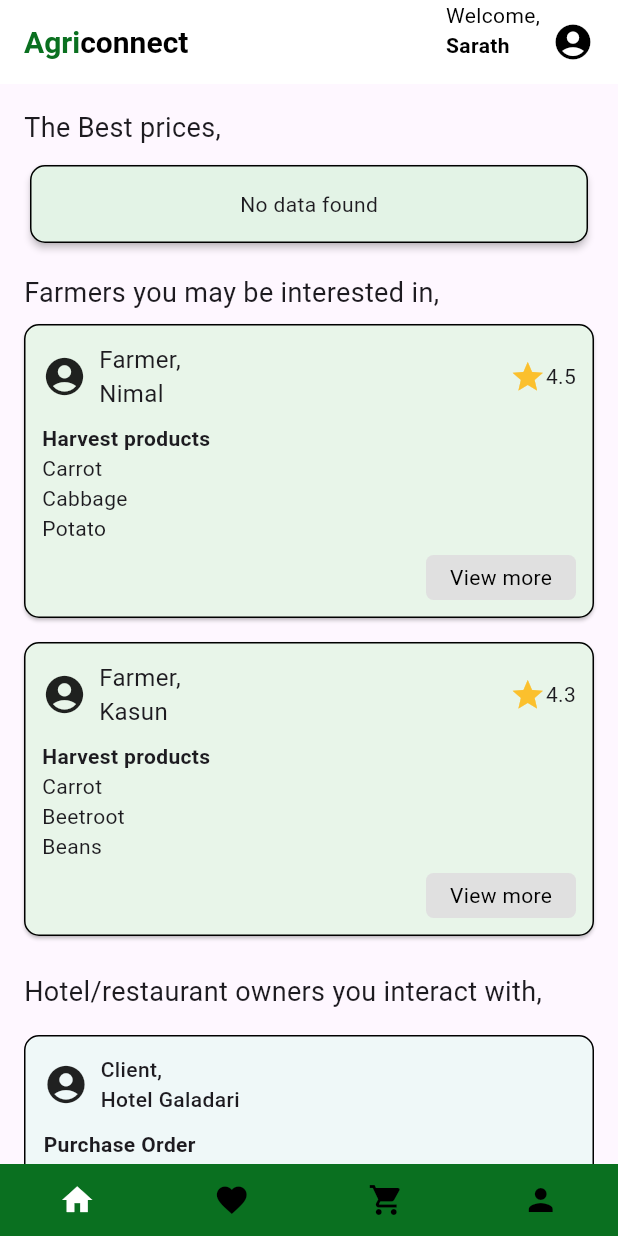
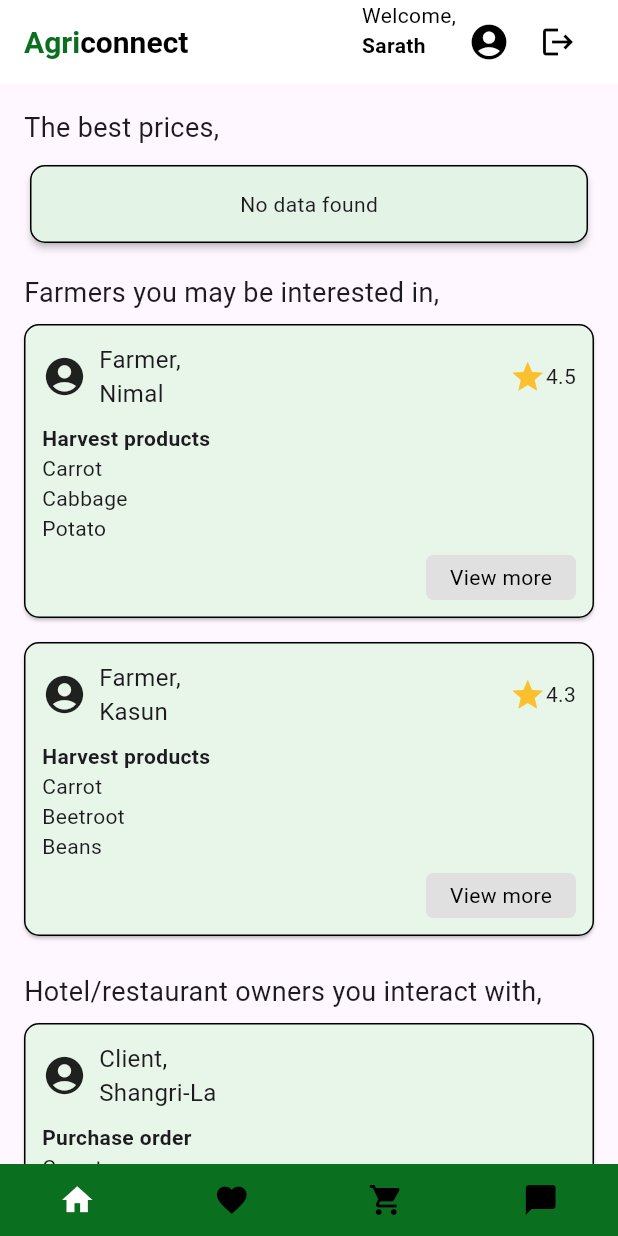
Before and after one commit to Thinodha/Agriconnectmobileapp, a Flutter app: the screen it shows once a user with an empty profile is signed in, on a phone screen of 412 x 824 dp. Run offline on Flutter 3.47's test engine with Material 3 defaults, Android fonts, the phone set to English and light mode, and no system bars; our stand-ins replace cloud_firestore, firebase_auth, firebase_core, fl_chart, flutter_screenutil, lucide_icons; accounts and stored records are empty.

Commit message:
supplier update

```diff
--- a/lib/screens/supplier_harvest_update.dart
+++ b/lib/screens/supplier_harvest_update.dart
@@ -10,7 +10,7 @@ class SupplierHarvestUpdate extends StatefulWidget {
 
 class _SupplierHarvestUpdateState extends State<SupplierHarvestUpdate> {
   final FirebaseFirestore _firestore = FirebaseFirestore.instance;
-  String currentDocId = 'eEZISoQDMWsWe884nfj3'; // Initialize with default ID
+  String currentDocId = 'eEZISoQDMWsWe884nfj3';
 
   final TextEditingController _carrotQty = TextEditingController();
   final TextEditingController _carrotPrice = TextEditingController();
@@ -37,7 +37,6 @@ class _SupplierHarvestUpdateState extends State<SupplierHarvestUpdate> {
 
   Future<void> _fetchData() async {
     try {
-      // First try to get the most recent document from newdocID collection
       QuerySnapshot querySnapshot =
           await _firestore
               .collection('newdocID')
@@ -305,7 +304,7 @@ class _SupplierHarvestUpdateState extends State<SupplierHarvestUpdate> {
             onPressed: () {},
           ),
           IconButton(
-            icon: const Icon(Icons.person, color: Colors.white),
+            icon: const Icon(Icons.chat_bubble, color: Colors.white),
             onPressed: () {
               Navigator.pushNamed(context, '/farmerHarvestUpdate');
             },
--- a/lib/screens/supplier_homepage.dart
+++ b/lib/screens/supplier_homepage.dart
@@ -1,8 +1,7 @@
 import 'package:cloud_firestore/cloud_firestore.dart';
+import 'package:firebase_auth/firebase_auth.dart';
 import 'package:flutter/material.dart';
-import 'package:project_1/screens/ClientOrderCard1.dart';
-import 'package:project_1/screens/ClientOrderCard2.dart';
-import 'package:project_1/screens/ClientOrderCard3.dart';
+import 'package:project_1/screens/favoritepage.dart';
 
 class SupplierHomepage extends StatelessWidget {
   const SupplierHomepage({super.key});
@@ -34,13 +33,14 @@ class SupplierHomepage extends StatelessWidget {
           ),
         ),
         backgroundColor: Colors.white,
+
         elevation: 0,
         actions: [
           Padding(
             padding: const EdgeInsets.only(right: 16.0),
             child: Row(
-              children: const [
-                Column(
+              children: [
+                const Column(
                   crossAxisAlignment: CrossAxisAlignment.start,
                   children: [
                     Text(
@@ -57,8 +57,16 @@ class SupplierHomepage extends StatelessWidget {
                     ),
                   ],
                 ),
-                SizedBox(width: 8),
-                Icon(Icons.account_circle, color: Colors.black, size: 28),
+                const SizedBox(width: 8),
+                const Icon(Icons.account_circle, color: Colors.black, size: 28),
+                const SizedBox(width: 8),
+                IconButton(
+                  icon: const Icon(Icons.logout, color: Colors.black),
+                  onPressed: () async {
+                    await FirebaseAuth.instance.signOut();
+                    Navigator.pushReplacementNamed(context, '/');
+                  },
+                ),
               ],
             ),
           ),
@@ -70,7 +78,7 @@ class SupplierHomepage extends StatelessWidget {
           crossAxisAlignment: CrossAxisAlignment.start,
           children: [
             const Text(
-              "The Best prices,",
+              "The best prices,",
               style: TextStyle(fontSize: 18, fontWeight: FontWeight.normal),
             ),
             const SizedBox(height: 8),
@@ -95,12 +103,16 @@ class SupplierHomepage extends StatelessWidget {
               "Hotel/restaurant owners you interact with,",
               style: TextStyle(fontSize: 18, fontWeight: FontWeight.normal),
             ),
-            const SizedBox(height: 16),
-            ClientOrderCard1(),
-            SizedBox(height: 12),
-            ClientOrderCard2(),
-            SizedBox(height: 12),
-            ClientOrderCard3(),
+            _buildClientCard(context, "Shangri-La", [
+              "Carrot",
+              "Tomato",
+              "Beetroot",
+            ]),
+            _buildClientCard(context, "Cinnamon Grand", [
+              "Carrot",
+              "Beans",
+              "Potato",
+            ]),
           ],
         ),
       ),
@@ -297,16 +309,23 @@ class SupplierHomepage extends StatelessWidget {
           ),
           IconButton(
             icon: const Icon(Icons.favorite, color: Colors.black),
-            onPressed: () {},
+            onPressed: () {
+              Navigator.push(
+                context,
+                MaterialPageRoute(
+                  builder: (context) => FavoritesPage(favoriteProducts: []),
+                ),
+              );
+            },
           ),
           IconButton(
             icon: const Icon(Icons.shopping_cart, color: Colors.black),
             onPressed: () {},
           ),
           IconButton(
-            icon: const Icon(Icons.person, color: Colors.black),
+            icon: const Icon(Icons.chat_bubble, color: Colors.black),
             onPressed: () {
-              Navigator.pushNamed(context, '/farmerHarvestUpdate');
+              Navigator.pushNamed(context, '/agriconnecthome');
             },
           ),
         ],
--- a/lib/screens/supplier_homepage2.dart
+++ b/lib/screens/supplier_homepage2.dart
@@ -279,7 +279,7 @@ class _HarvestDetailPageState extends State<Harvest_detail_page> {
             onPressed: () {},
           ),
           IconButton(
-            icon: const Icon(Icons.person, color: Colors.black),
+            icon: const Icon(Icons.chat_bubble, color: Colors.black),
             onPressed: () {},
           ),
         ],
```
Also changed, not shown: lib/screens/supplier_notification.dart (+43 -28 lines), lib/screens/supplier_notification2.dart (+53 -30 lines).
